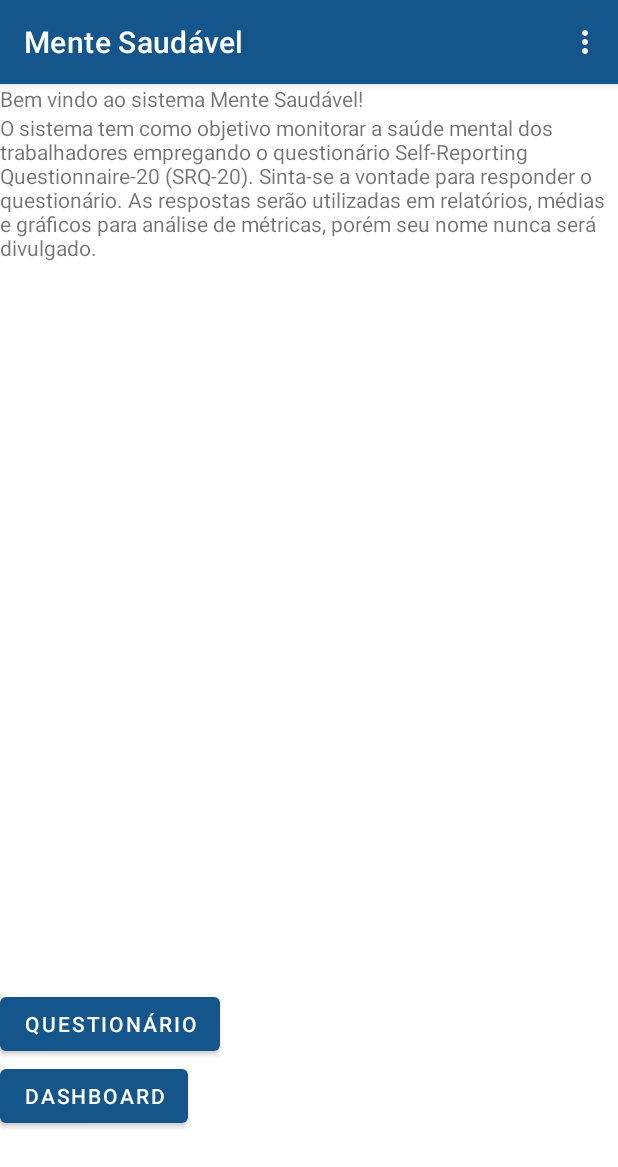
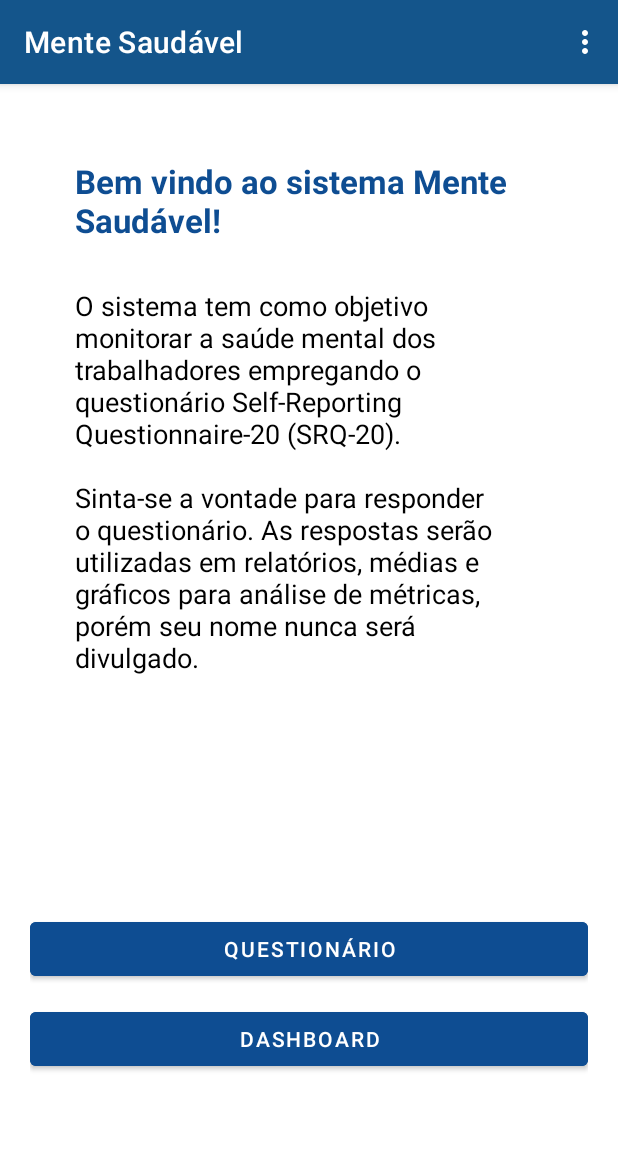
Before and after one commit to Projeto-Integrador-Grupo-7/mente-saudavel-mobile-java, an Android app: the HomeActivity screen opened directly, with no data from a screen before it, on a phone screen of 412 x 824 dp. Shown: the top 1167 px of the screen. Run offline under Robolectric (Android 15) with nearby library versions, the phone set to English and light mode, and no system bars.

Commit message:
Realizada página HOME aonde térá conexão com páginas de Questionário e DashBoard.

```diff
--- a/app/src/main/java/br/com/grupo7/mentesaudavel/activity/HomeActivity.java
+++ b/app/src/main/java/br/com/grupo7/mentesaudavel/activity/HomeActivity.java
@@ -1,13 +1,11 @@
 package br.com.grupo7.mentesaudavel.activity;
+import androidx.appcompat.app.AppCompatActivity;
+import br.com.grupo7.mentesaudavel.R;
 
 import android.content.Intent;
 import android.os.Bundle;
 import android.view.Menu;
 import android.view.View;
-
-import androidx.appcompat.app.AppCompatActivity;
-
-import br.com.grupo7.mentesaudavel.R;
 
 public class HomeActivity extends AppCompatActivity {
     @Override
@@ -22,8 +20,13 @@ public class HomeActivity extends AppCompatActivity {
         return true;
     }
 
-    public void redirectToDashboard(View v) {
-        Intent telaDashboard = new Intent(HomeActivity.this, DashboardActivity.class);
-        startActivity(telaDashboard);
+    public void redirectToQuestionario(View view) {
+        Intent intent = new Intent(this, QuestionarioActivity.class);
+        startActivity(intent);
+    }
+
+    public void redirectToDashboard(View view) {
+        Intent intent = new Intent(this, DashboardActivity.class);
+        startActivity(intent);
     }
 }
--- a/app/src/main/res/layout/activity_home.xml
+++ b/app/src/main/res/layout/activity_home.xml
@@ -1,53 +1,72 @@
 <?xml version="1.0" encoding="utf-8"?>
 <androidx.constraintlayout.widget.ConstraintLayout xmlns:android="http://schemas.android.com/apk/res/android"
     xmlns:app="http://schemas.android.com/apk/res-auto"
+    xmlns:tools="http://schemas.android.com/tools"
     android:layout_width="match_parent"
     android:layout_height="match_parent"
     android:fitsSystemWindows="true">
 
     <LinearLayout
-        android:layout_width="0dp"
-        android:layout_height="212dp"
+        android:id="@+id/layoutApresentacao"
+        android:layout_width="match_parent"
+        android:layout_height="wrap_content"
         android:orientation="vertical"
-        app:layout_constraintEnd_toEndOf="parent"
-        app:layout_constraintStart_toStartOf="parent"
-        app:layout_constraintTop_toTopOf="parent">
+        android:padding="50dp"
+        tools:ignore="MissingConstraints"
+        tools:layout_editor_absoluteX="0dp"
+        tools:layout_editor_absoluteY="65dp">
 
         <TextView
-            android:id="@+id/textView"
+            android:id="@+id/textViewHeader"
             android:layout_width="match_parent"
             android:layout_height="wrap_content"
-            android:text="@string/msgBoasVindas" />
+            android:layout_marginBottom="30dp"
+            android:text="@string/msgBoasVindas"
+            android:textColor="#0E4D92"
+            android:textSize="22sp"
+            android:textStyle="bold" />
 
         <TextView
-            android:id="@+id/textView2"
-            android:layout_width="match_parent"
+            android:id="@+id/textViewBody"
+            android:layout_width="wrap_content"
             android:layout_height="wrap_content"
-            android:text="@string/msgApresentacao" />
+            android:text="@string/msgApresentacao"
+            android:textColor="@android:color/black"
+            android:textSize="18sp" />
     </LinearLayout>
 
     <LinearLayout
+        android:id="@+id/layoutBotoes"
         android:layout_width="0dp"
-        android:layout_height="125dp"
-        android:layout_marginBottom="40dp"
+        android:layout_height="wrap_content"
+        android:gravity="center"
         android:orientation="vertical"
+        android:padding="20dp"
         app:layout_constraintBottom_toBottomOf="parent"
         app:layout_constraintEnd_toEndOf="parent"
-        app:layout_constraintHorizontal_bias="1.0"
-        app:layout_constraintStart_toStartOf="parent">
+        app:layout_constraintStart_toStartOf="parent"
+        app:layout_constraintTop_toBottomOf="@id/layoutApresentacao">
 
         <Button
             android:id="@+id/btnQuestionario"
-            android:layout_width="wrap_content"
+            style="@style/Widget.MaterialComponents.Button"
+            android:layout_width="match_parent"
             android:layout_height="wrap_content"
-            android:text="@string/questionario" />
+            android:layout_marginBottom="12dp"
+            android:backgroundTint="#0E4D92"
+            android:onClick="redirectToQuestionario"
+            android:text="@string/questionario"
+            android:textColor="@android:color/white" />
 
         <Button
             android:id="@+id/btnDashboard"
-            android:layout_width="wrap_content"
+            style="@style/Widget.MaterialComponents.Button"
+            android:layout_width="match_parent"
             android:layout_height="wrap_content"
+            android:backgroundTint="#0E4D92"
             android:onClick="redirectToDashboard"
-            android:text="@string/dashboard" />
+            android:text="@string/dashboard"
+            android:textColor="@android:color/white" />
     </LinearLayout>
 
 </androidx.constraintlayout.widget.ConstraintLayout>
--- a/app/src/main/res/values/strings.xml
+++ b/app/src/main/res/values/strings.xml
@@ -20,5 +20,5 @@
     <string name="esqueciMinhaSenha">Esqueci minha senha</string>
     <!-- Mensagens -->
     <string name="msgBoasVindas">Bem vindo ao sistema Mente Saudável!</string>
-    <string name="msgApresentacao">O sistema tem como objetivo monitorar a saúde mental dos trabalhadores empregando o questionário Self-Reporting Questionnaire-20 (SRQ-20).  Sinta-se a vontade para responder o questionário. As respostas serão utilizadas em relatórios, médias e gráficos para análise de métricas, porém seu nome nunca será divulgado.</string>
+    <string name="msgApresentacao">O sistema tem como objetivo monitorar a saúde mental dos trabalhadores empregando o questionário Self-Reporting Questionnaire-20 (SRQ-20).\n\nSinta-se a vontade para responder o questionário. As respostas serão utilizadas em relatórios, médias e gráficos para análise de métricas, porém seu nome nunca será divulgado.</string>
 </resources>
```
